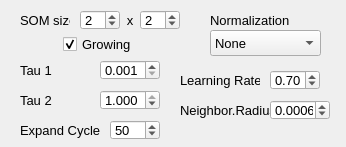
Before: the Qt Designer form _AlgorithmsPlugins/GHSOM/paramsGHSOM.ui in b4silio/MLDemos, drawn with Qt 5.
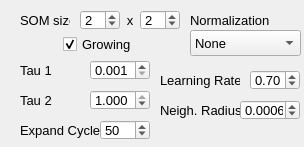
After: the same form once the commit is applied.

The edit to the form file:
```diff
--- a/_AlgorithmsPlugins/GHSOM/paramsGHSOM.ui
+++ b/_AlgorithmsPlugins/GHSOM/paramsGHSOM.ui
@@ -6,7 +6,7 @@
    <rect>
     <x>0</x>
     <y>0</y>
-    <width>346</width>
+    <width>304</width>
     <height>147</height>
    </rect>
   </property>
@@ -119,7 +119,7 @@
   <widget class="QDoubleSpinBox" name="tau1Spin">
    <property name="geometry">
     <rect>
-     <x>100</x>
+     <x>90</x>
      <y>60</y>
      <width>60</width>
      <height>20</height>
@@ -182,7 +182,7 @@
   <widget class="QDoubleSpinBox" name="tau2Spin">
    <property name="geometry">
     <rect>
-     <x>100</x>
+     <x>90</x>
      <y>90</y>
      <width>60</width>
      <height>20</height>
@@ -215,7 +215,7 @@
   <widget class="QComboBox" name="normalizationCombo">
    <property name="geometry">
     <rect>
-     <x>210</x>
+     <x>190</x>
      <y>30</y>
      <width>111</width>
      <height>26</height>
@@ -248,7 +248,7 @@
   <widget class="QLabel" name="labelStart_5">
    <property name="geometry">
     <rect>
-     <x>210</x>
+     <x>190</x>
      <y>10</y>
      <width>110</width>
      <height>20</height>
@@ -266,7 +266,7 @@
   <widget class="QSpinBox" name="expandSpin">
    <property name="geometry">
     <rect>
-     <x>110</x>
+     <x>100</x>
      <y>120</y>
      <width>50</width>
      <height>20</height>
@@ -311,7 +311,7 @@
   <widget class="QDoubleSpinBox" name="learnRateSpin">
    <property name="geometry">
     <rect>
-     <x>270</x>
+     <x>250</x>
      <y>70</y>
      <width>50</width>
      <height>20</height>
@@ -341,7 +341,7 @@
   <widget class="QLabel" name="labelStart_7">
    <property name="geometry">
     <rect>
-     <x>180</x>
+     <x>160</x>
      <y>70</y>
      <width>80</width>
      <height>20</height>
@@ -359,7 +359,7 @@
   <widget class="QDoubleSpinBox" name="nrSpin">
    <property name="geometry">
     <rect>
-     <x>270</x>
+     <x>240</x>
      <y>100</y>
      <width>60</width>
      <height>20</height>
@@ -392,9 +392,9 @@
   <widget class="QLabel" name="labelStart_8">
    <property name="geometry">
     <rect>
-     <x>180</x>
+     <x>160</x>
      <y>100</y>
-     <width>90</width>
+     <width>80</width>
      <height>20</height>
     </rect>
    </property>
@@ -404,7 +404,7 @@
     </font>
    </property>
    <property name="text">
-    <string>Neighbor.Radius</string>
+    <string>Neigh. Radius</string>
    </property>
   </widget>
   <widget class="QCheckBox" name="growingCheck">
```
